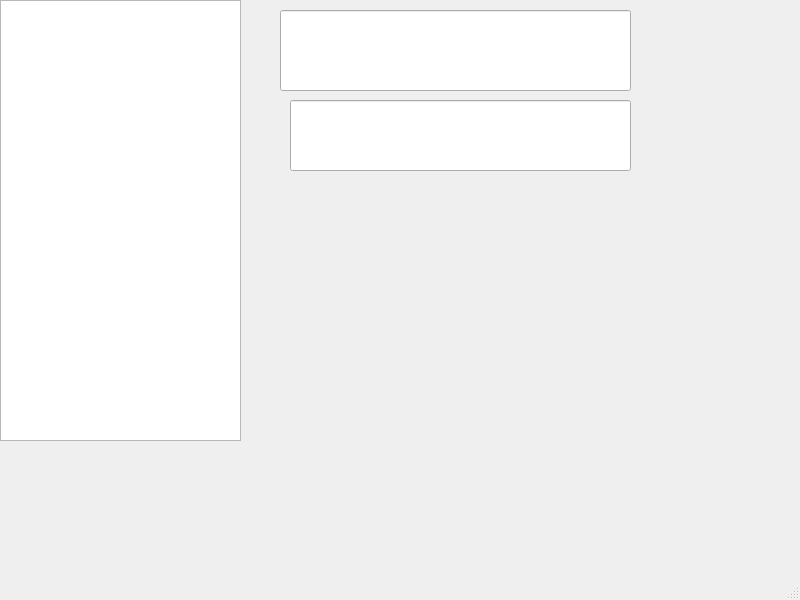
Above: mainwindow.ui from Texvss/Spotify_project before the change. Below: the same form after it.
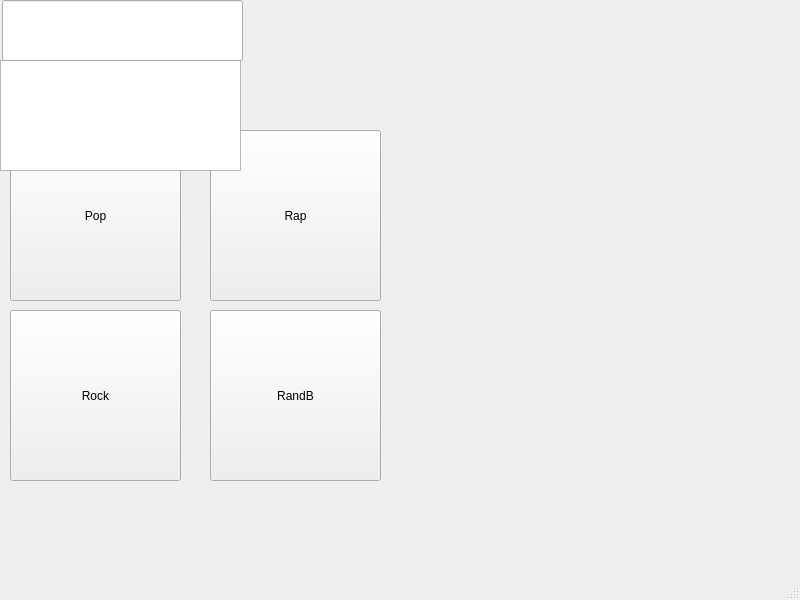
That is the form after the change.

Patch:
```diff
--- a/mainwindow.ui
+++ b/mainwindow.ui
@@ -14,34 +14,109 @@
    <string>MainWindow</string>
   </property>
   <widget class="QWidget" name="centralwidget">
-   <widget class="QListView" name="listView">
+   <widget class="QPushButton" name="popButton">
+    <property name="geometry">
+     <rect>
+      <x>10</x>
+      <y>130</y>
+      <width>171</width>
+      <height>171</height>
+     </rect>
+    </property>
+    <property name="text">
+     <string>Pop</string>
+    </property>
+   </widget>
+   <widget class="QPushButton" name="rapButton">
+    <property name="geometry">
+     <rect>
+      <x>210</x>
+      <y>130</y>
+      <width>171</width>
+      <height>171</height>
+     </rect>
+    </property>
+    <property name="text">
+     <string>Rap</string>
+    </property>
+   </widget>
+   <widget class="QPushButton" name="rockButton">
+    <property name="geometry">
+     <rect>
+      <x>10</x>
+      <y>310</y>
+      <width>171</width>
+      <height>171</height>
+     </rect>
+    </property>
+    <property name="text">
+     <string>Rock</string>
+    </property>
+   </widget>
+   <widget class="QPushButton" name="randbButton">
+    <property name="geometry">
+     <rect>
+      <x>210</x>
+      <y>310</y>
+      <width>171</width>
+      <height>171</height>
+     </rect>
+    </property>
+    <property name="text">
+     <string>RandB</string>
+    </property>
+   </widget>
+   <widget class="QListView" name="searchList">
     <property name="geometry">
      <rect>
       <x>0</x>
+      <y>60</y>
+      <width>241</width>
+      <height>111</height>
+     </rect>
+    </property>
+    <property name="mouseTracking">
+     <bool>true</bool>
+    </property>
+    <property name="tabletTracking">
+     <bool>true</bool>
+    </property>
+    <property name="autoFillBackground">
+     <bool>true</bool>
+    </property>
+    <property name="editTriggers">
+     <set>QAbstractItemView::NoEditTriggers</set>
+    </property>
+    <property name="tabKeyNavigation">
+     <bool>true</bool>
+    </property>
+    <property name="dragEnabled">
+     <bool>true</bool>
+    </property>
+    <property name="dragDropOverwriteMode">
+     <bool>true</bool>
+    </property>
+    <property name="alternatingRowColors">
+     <bool>true</bool>
+    </property>
+    <property name="uniformItemSizes">
+     <bool>true</bool>
+    </property>
+   </widget>
+   <widget class="QLineEdit" name="searchLine">
+    <property name="geometry">
+     <rect>
+      <x>2</x>
       <y>0</y>
       <width>241</width>
-      <height>441</height>
+      <height>61</height>
      </rect>
     </property>
-   </widget>
-   <widget class="QLineEdit" name="titlelineEdit">
-    <property name="geometry">
-     <rect>
-      <x>280</x>
-      <y>10</y>
-      <width>351</width>
-      <height>81</height>
-     </rect>
+    <property name="dragEnabled">
+     <bool>false</bool>
     </property>
-   </widget>
-   <widget class="QLineEdit" name="albumlineEdit">
-    <property name="geometry">
-     <rect>
-      <x>290</x>
-      <y>100</y>
-      <width>341</width>
-      <height>71</height>
-     </rect>
+    <property name="readOnly">
+     <bool>false</bool>
     </property>
    </widget>
   </widget>
```
